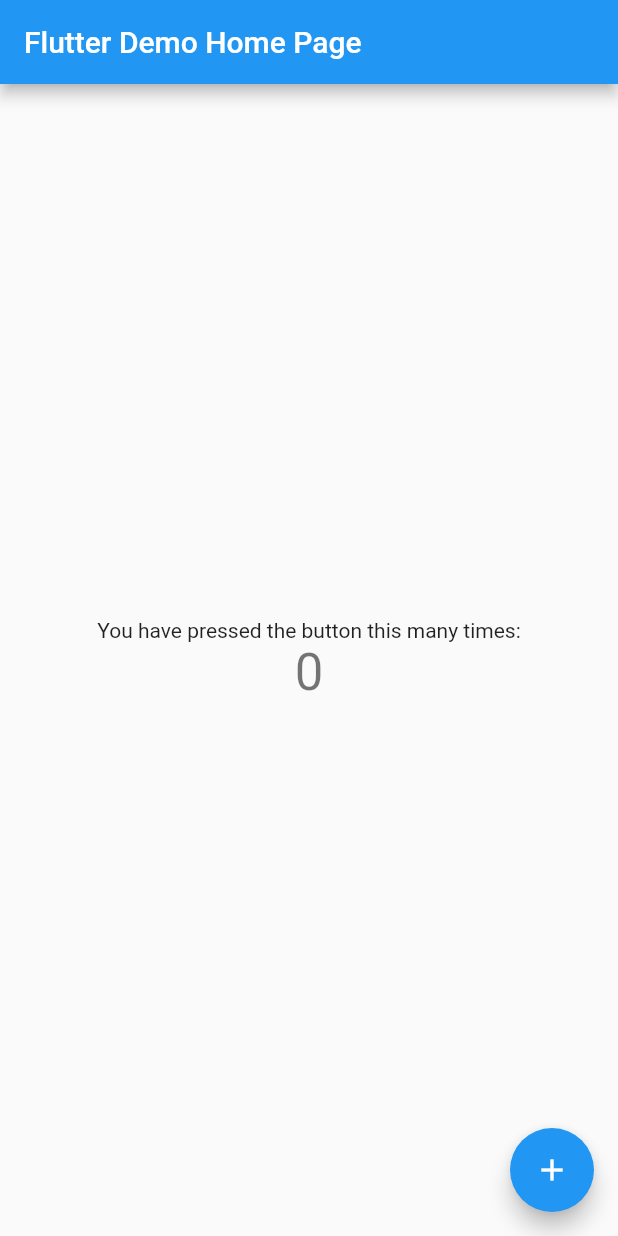
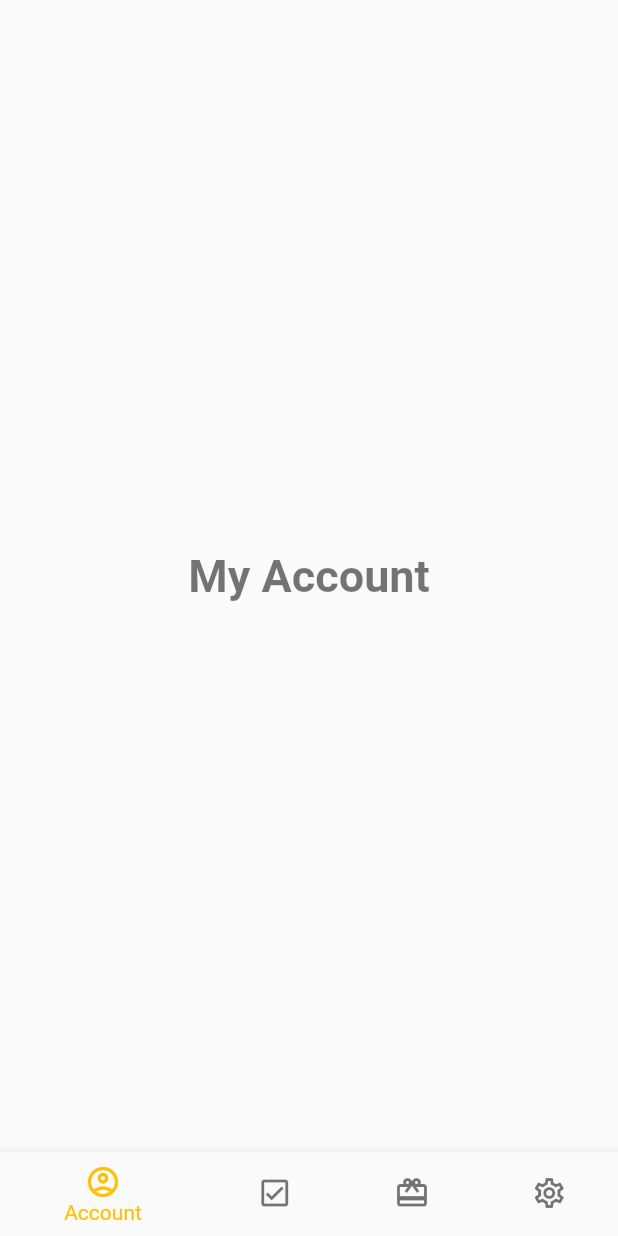
Before and after one commit to milua/housework, a Flutter app: the screen it shows after launch, on a phone screen of 412 x 824 dp. Run offline on Flutter 3.47's test engine with Material 2 defaults, Android fonts, the phone set to English and light mode, and no system bars.

```diff
--- a/lib/main.dart
+++ b/lib/main.dart
@@ -1,117 +1,88 @@
 import 'package:flutter/material.dart';
 
-void main() {
-  runApp(MyApp());
-}
+void main() => runApp(MyApp());
 
+/// This is the main application widget.
 class MyApp extends StatelessWidget {
-  // This widget is the root of your application.
+  static const String _title = 'Flutter Code Sample';
+
   @override
   Widget build(BuildContext context) {
     return MaterialApp(
-      title: 'Flutter Demo',
-      theme: ThemeData(
-        // This is the theme of your application.
-        //
-        // Try running your application with "flutter run". You'll see the
-        // application has a blue toolbar. Then, without quitting the app, try
-        // changing the primarySwatch below to Colors.green and then invoke
-        // "hot reload" (press "r" in the console where you ran "flutter run",
-        // or simply save your changes to "hot reload" in a Flutter IDE).
-        // Notice that the counter didn't reset back to zero; the application
-        // is not restarted.
-        primarySwatch: Colors.blue,
-        // This makes the visual density adapt to the platform that you run
-        // the app on. For desktop platforms, the controls will be smaller and
-        // closer together (more dense) than on mobile platforms.
-        visualDensity: VisualDensity.adaptivePlatformDensity,
-      ),
-      home: MyHomePage(title: 'Flutter Demo Home Page'),
+      title: _title,
+      home: NavigationWidget(),
     );
   }
 }
 
-class MyHomePage extends StatefulWidget {
-  MyHomePage({Key key, this.title}) : super(key: key);
-
-  // This widget is the home page of your application. It is stateful, meaning
-  // that it has a State object (defined below) that contains fields that affect
-  // how it looks.
-
-  // This class is the configuration for the state. It holds the values (in this
-  // case the title) provided by the parent (in this case the App widget) and
-  // used by the build method of the State. Fields in a Widget subclass are
-  // always marked "final".
-
-  final String title;
+/// This is the stateful widget that the main application instantiates.
+class NavigationWidget extends StatefulWidget {
+  NavigationWidget({Key key}) : super(key: key);
 
   @override
-  _MyHomePageState createState() => _MyHomePageState();
+  _NavigationWidgetState createState() => _NavigationWidgetState();
 }
 
-class _MyHomePageState extends State<MyHomePage> {
-  int _counter = 0;
+/// This is the private State class that goes with MyStatefulWidget.
+class _NavigationWidgetState extends State<NavigationWidget> {
+  int _selectedIndex = 0;
+  static const TextStyle optionStyle =
+  TextStyle(fontSize: 30, fontWeight: FontWeight.bold, color: Colors.black54);
+  static const List<Widget> _widgetOptions = <Widget>[
+    Text(
+      'My Account',
+      style: optionStyle,
+    ),
+    Text(
+      'Task List',
+      style: optionStyle,
+    ),
+    Text(
+      'Reward List',
+      style: optionStyle,
+    ),
+    Text(
+      'Settings',
+      style: optionStyle,
+    ),
+  ];
 
-  void _incrementCounter() {
+  void _onItemTapped(int index) {
     setState(() {
-      // This call to setState tells the Flutter framework that something has
-      // changed in this State, which causes it to rerun the build method below
-      // so that the display can reflect the updated values. If we changed
-      // _counter without calling setState(), then the build method would not be
-      // called again, and so nothing would appear to happen.
-      _counter++;
+      _selectedIndex = index;
     });
   }
 
   @override
   Widget build(BuildContext context) {
-    // This method is rerun every time setState is called, for instance as done
-    // by the _incrementCounter method above.
-    //
-    // The Flutter framework has been optimized to make rerunning build methods
-    // fast, so that you can just rebuild anything that needs updating rather
-    // than having to individually change instances of widgets.
     return Scaffold(
-      appBar: AppBar(
-        // Here we take the value from the MyHomePage object that was created by
-        // the App.build method, and use it to set our appbar title.
-        title: Text(widget.title),
+      body: Center(
+        child: _widgetOptions.elementAt(_selectedIndex),
       ),
-      body: Center(
-        // Center is a layout widget. It takes a single child and positions it
-        // in the middle of the parent.
-        child: Column(
-          // Column is also a layout widget. It takes a list of children and
-          // arranges them vertically. By default, it sizes itself to fit its
-          // children horizontally, and tries to be as tall as its parent.
-          //
-          // Invoke "debug painting" (press "p" in the console, choose the
-          // "Toggle Debug Paint" action from the Flutter Inspector in Android
-          // Studio, or the "Toggle Debug Paint" command in Visual Studio Code)
-          // to see the wireframe for each widget.
-          //
-          // Column has various properties to control how it sizes itself and
-          // how it positions its children. Here we use mainAxisAlignment to
-          // center the children vertically; the main axis here is the vertical
-          // axis because Columns are vertical (the cross axis would be
-          // horizontal).
-          mainAxisAlignment: MainAxisAlignment.center,
-          children: <Widget>[
-            Text(
-              'You have pressed the button this many times:',
-            ),
-            Text(
-              '$_counter',
-              style: Theme.of(context).textTheme.headline4,
-            ),
-          ],
-        ),
+      bottomNavigationBar: BottomNavigationBar(
+        items: const <BottomNavigationBarItem>[
+          BottomNavigationBarItem(
+            icon: Icon(Icons.account_circle_outlined),
+            label: 'Account',
+          ),
+          BottomNavigationBarItem(
+            icon: Icon(Icons.check_box_outlined),
+            label: 'Tasks',
+          ),
+          BottomNavigationBarItem(
+            icon: Icon(Icons.redeem_outlined),
+            label: 'Rewards',
+          ),
+          BottomNavigationBarItem(
+            icon: Icon(Icons.settings_outlined),
+            label: 'Settings',
+          ),
+        ],
+        currentIndex: _selectedIndex,
+        selectedItemColor: Colors.amber[500],
+        unselectedItemColor: Colors.black54,
+        onTap: _onItemTapped,
       ),
-      floatingActionButton: FloatingActionButton(
-        onPressed: _incrementCounter,
-        tooltip: 'Increment',
-        child: Icon(Icons.add),
-      ), // This trailing comma makes auto-formatting nicer for build methods.
     );
   }
 }
```
Also changed, not shown: 1 other file.
